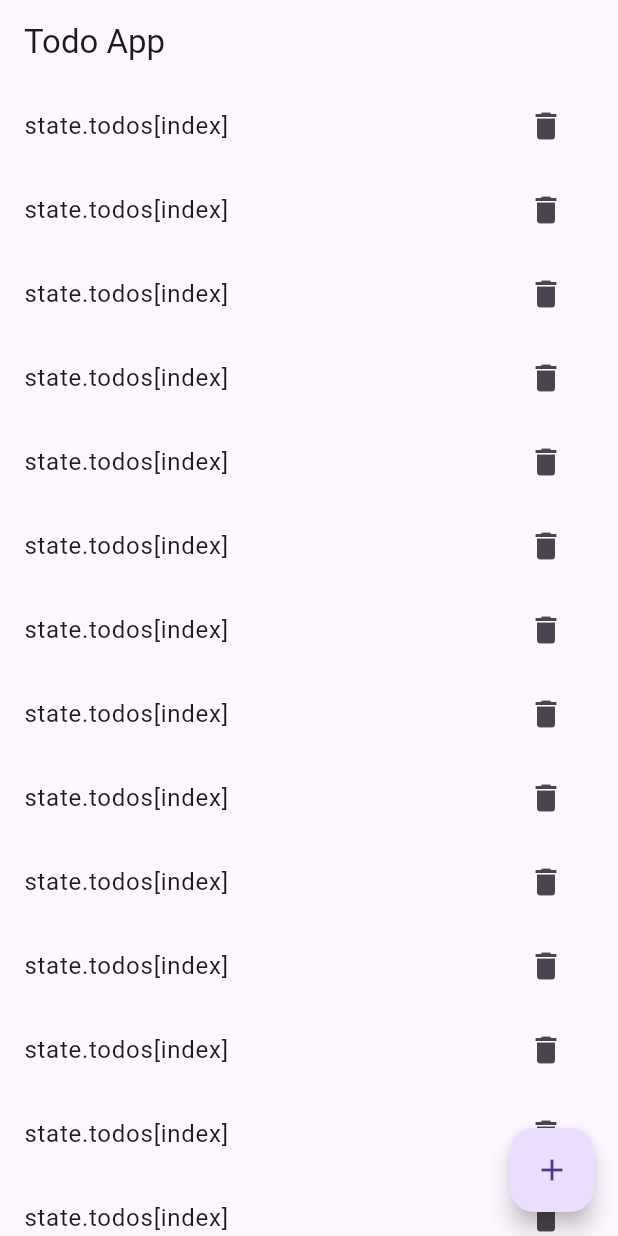
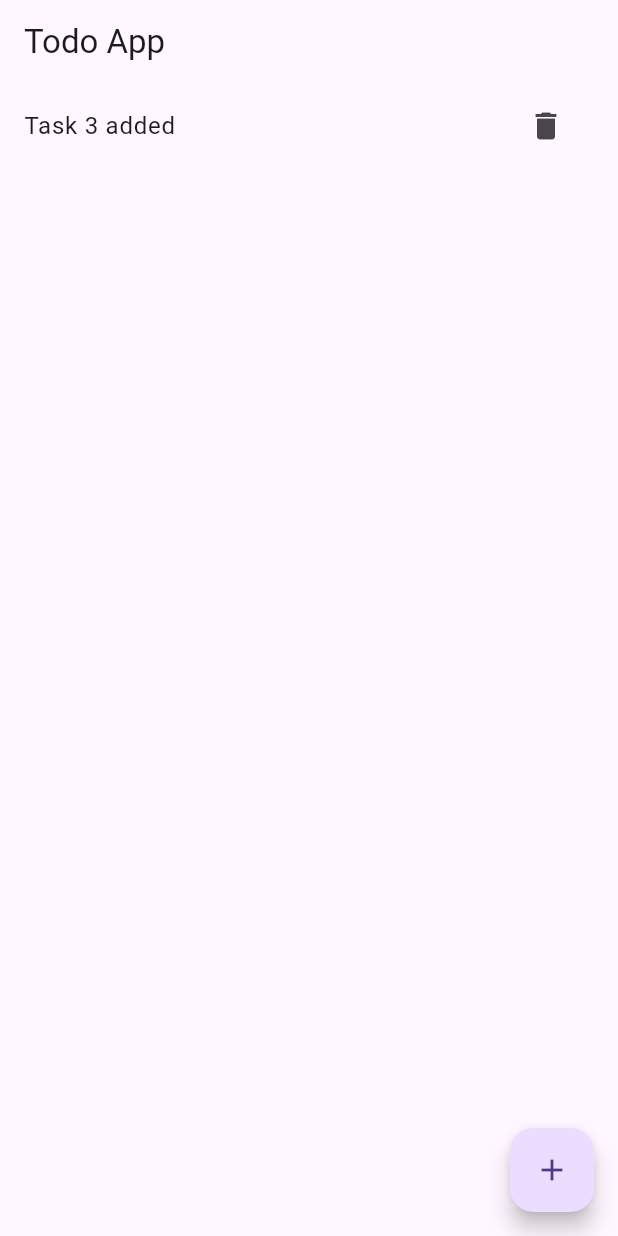
Before and after one commit to anasmufti97/bloc-pattern, a Flutter app: the screen it shows after launch, after a tap on the "add" icon, on a phone screen of 412 x 824 dp. Run offline on Flutter 3.47's test engine with Material 3 defaults, Android fonts, the phone set to English and light mode, and no system bars; our stand-ins replace bloc, equatable, flutter_bloc, image_picker.

Commit message:
basic todo app with bloc done

```diff
--- a/lib/ToDoList/to_do_list_bloc.dart
+++ b/lib/ToDoList/to_do_list_bloc.dart
@@ -0,0 +1,24 @@
+import 'package:block_pattern_flutter_app/ToDoList/to_do_list_event.dart';
+import 'package:block_pattern_flutter_app/ToDoList/to_do_list_state.dart';
+import 'package:flutter_bloc/flutter_bloc.dart';
+
+class ToDoBloc extends Bloc<ToDoEvent, ToDoState> {
+  final List<String> todos = [];
+
+  ToDoBloc() : super(ToDoState()) {
+    on<AddTodoEvent>(_addTodo);
+    on<RemoveTodoEvent>(_removeTodo);
+  }
+
+  _addTodo(AddTodoEvent event, Emitter<ToDoState> emit) {
+    todos.add(event.task);
+    emit(state.copyWith(todoList: List.from(todos)));
+  }
+
+  _removeTodo(RemoveTodoEvent event, Emitter<ToDoState> emit) {
+    todos.remove(event.index);
+    emit(state.copyWith(
+      todoList: List.from(todos),
+    ));
+  }
+}
--- a/lib/ToDoList/to_do_list_event.dart
+++ b/lib/ToDoList/to_do_list_event.dart
@@ -0,0 +1,23 @@
+import 'package:equatable/equatable.dart';
+
+abstract class ToDoEvent extends Equatable {
+  const ToDoEvent();
+}
+
+class AddTodoEvent extends ToDoEvent {
+  final String task;
+
+  const AddTodoEvent(this.task);
+
+  @override
+  List<Object?> get props => [task];
+}
+
+class RemoveTodoEvent extends ToDoEvent {
+  final Object index;
+
+  const RemoveTodoEvent(this.index);
+
+  @override
+  List<Object?> get props => [index];
+}
--- a/lib/ToDoList/to_do_list_screen.dart
+++ b/lib/ToDoList/to_do_list_screen.dart
@@ -1,4 +1,8 @@
+import 'package:block_pattern_flutter_app/ToDoList/to_do_list_bloc.dart';
+import 'package:block_pattern_flutter_app/ToDoList/to_do_list_event.dart';
+import 'package:block_pattern_flutter_app/ToDoList/to_do_list_state.dart';
 import 'package:flutter/material.dart';
+import 'package:flutter_bloc/flutter_bloc.dart';
 
 class ToDoScreen extends StatelessWidget {
   const ToDoScreen({Key? key}) : super(key: key);
@@ -9,22 +13,28 @@ class ToDoScreen extends StatelessWidget {
       appBar: AppBar(
         title: const Text('Todo App'),
       ),
-      body: ListView.builder(
+      body: BlocBuilder<ToDoBloc, ToDoState>(
+        builder: (BuildContext context,state) {
+        return ListView.builder(
+          itemCount: state.todoList.length,
           itemBuilder: (context, index) {
             return ListTile(
-            title: Text("state.todos[index]"),
+              title: Text(state.todoList[index]??""),
               trailing: IconButton(
                 icon: const Icon(Icons.delete),
                 onPressed: () {
+                  BlocProvider.of<ToDoBloc>(context).add(RemoveTodoEvent(state.todoList[index]));
+
                 },
               ),
             );
           },
-      ),
+        );
+
+      },),
       floatingActionButton: FloatingActionButton(
         onPressed: ()  {
-          for(int i = 0 ; i < 10 ; i++ ){
-          }
+          BlocProvider.of<ToDoBloc>(context).add(AddTodoEvent('Task 3 added'));
         },
         child: const Icon(Icons.add),
       ),
--- a/lib/ToDoList/to_do_list_state.dart
+++ b/lib/ToDoList/to_do_list_state.dart
@@ -0,0 +1,14 @@
+import 'package:equatable/equatable.dart';
+
+class ToDoState extends Equatable {
+  List<String> todoList = [];
+
+  ToDoState({this.todoList = const []});
+
+  ToDoState copyWith({List<String>? todoList}) {
+    return ToDoState(todoList: todoList ?? this.todoList);
+  }
+
+  @override
+  List<Object?> get props => [todoList];
+}
--- a/lib/main.dart
+++ b/lib/main.dart
@@ -1,3 +1,4 @@
+import 'package:block_pattern_flutter_app/ToDoList/to_do_list_bloc.dart';
 import 'package:block_pattern_flutter_app/ToDoList/to_do_list_screen.dart';
 import 'package:block_pattern_flutter_app/imagePicker/imagePicker_bloc.dart';
 import 'package:block_pattern_flutter_app/imagePicker/imagePicker_screen.dart';
@@ -19,6 +20,7 @@ class MyApp extends StatelessWidget {
       providers: [
         BlocProvider<ImagePickerBloc>(create: (context) => ImagePickerBloc(ImagePickerUtils())),
         BlocProvider<SwitchBlock>(create: (context) => SwitchBlock()),
+        BlocProvider<ToDoBloc>(create: (context) => ToDoBloc()),
         BlocProvider<CounterBloc>(create: (context) => CounterBloc()),
         // BlocProvider<CounterBloc>(create: (context) => CounterBloc()), // Adding CounterBloc
       ],
```
Lines whose indentation alone changed are shown as unchanged.
